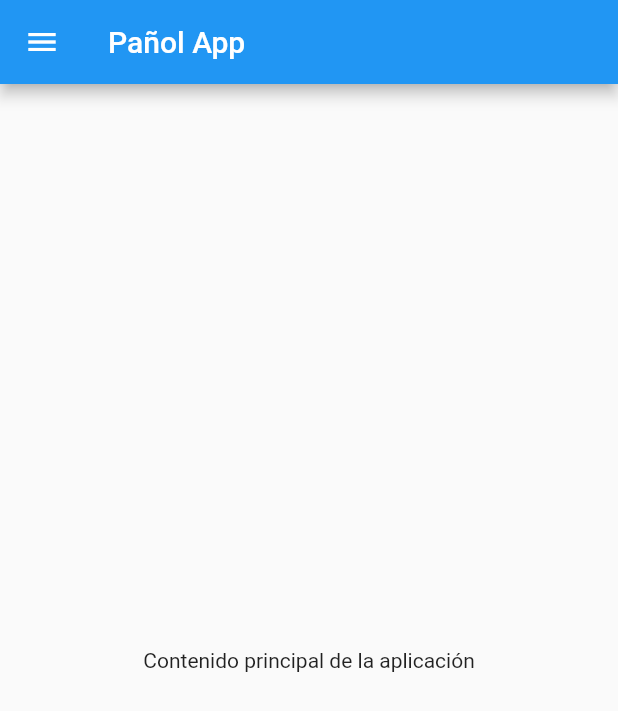
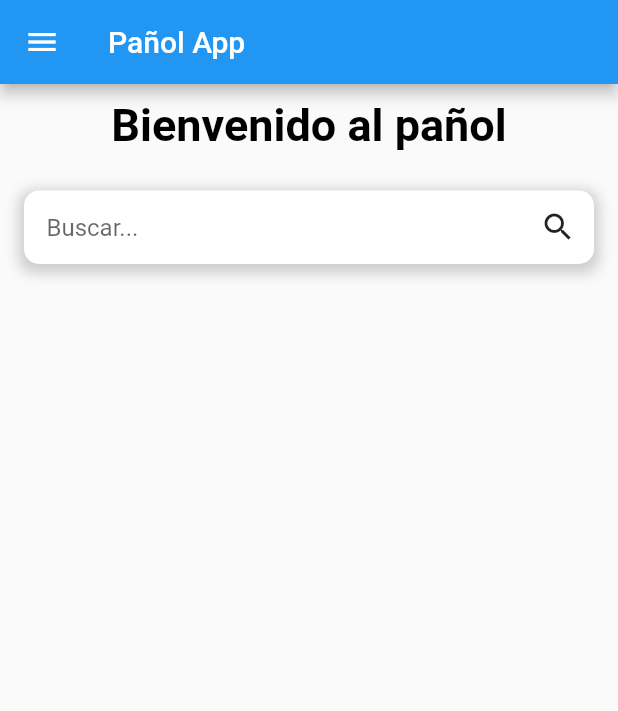
Before and after one commit to caracolcaracola/APP-Movil-with-FLUTTER, a Flutter app: the screen it shows after launch, on a phone screen of 412 x 824 dp. Shown: the top 711 px of the screen. Run offline on Flutter 3.47's test engine with Material 2 defaults, Android fonts, the phone set to English and light mode, and no system bars.

Commit message:
Buscador y nombres de archivos
Agregue los estilos para un buscador. Cambie los nombres de los archivos porque los otros no estan permitdos en flutter

```diff
--- a/appmovil/lib/main.dart
+++ b/appmovil/lib/main.dart
@@ -1,6 +1,6 @@
 import 'package:flutter/material.dart';
-import 'InventarioScreen.dart';
-import 'InformesScreen.dart';
+import 'Inventario_screen.dart';
+import 'Informes_screen.dart';
 
 void main() {
   runApp(MyApp());
@@ -22,11 +22,13 @@ class MyHomePage extends StatelessWidget {
       appBar: AppBar(
         title: Text('Pañol App'),
       ),
+
+      // Menu "Hamburgesa"
       drawer: Drawer(
         child: ListView(
           padding: EdgeInsets.zero,
           children: <Widget>[
-            DrawerHeader(
+            const DrawerHeader(
               decoration: BoxDecoration(
                 color: Colors.blue,
               ),
@@ -38,35 +40,101 @@ class MyHomePage extends StatelessWidget {
                 ),
               ),
             ),
+
             ListTile(
-              title: Text('Inventario'),
+              title: const Text('Inventario'),
               onTap: () {
                 Navigator.pop(context); // Cierra el Drawer
                 Navigator.push(
                   context,
                   MaterialPageRoute(
-                      builder: (context) =>
-                          InventarioScreen()), // Navega a InventarioScreen
+                    builder: (context) => InventarioScreen(), // Navega a InventarioScreen
+                  ),
                 );
               },
             ),
+
             ListTile(
-              title: Text('Informes'),
+              title: const Text('Informes'),
               onTap: () {
                 Navigator.pop(context); // Cierra el Drawer
                 Navigator.push(
                   context,
                   MaterialPageRoute(
-                      builder: (context) =>
-                          InformesScreen()), // Navega a InformesScreen
+                    builder: (context) => InformesScreen(), // Navega a InformesScreen
+                  ),
                 );
               },
             ),
           ],
         ),
       ),
-      body: Center(
-        child: Text('Contenido principal de la aplicación'),
+      // Fin de Menu "Hamburgesa"
+
+      body:
+
+      // Inicio "Bienvenido al Pañol"
+      Column(
+        children: <Widget>[
+         const Padding(
+            padding: EdgeInsets.all(10),
+            child: Text(
+              "Bienvenido al pañol",
+              textAlign: TextAlign.center,
+              style: TextStyle(
+                color: Colors.black,
+                fontSize: 30,
+                fontWeight: FontWeight.bold,
+              ),
+            ),
+          ),
+          //Fin de "Bienvenido al Pañol"
+
+
+
+          //Inicio Buscador
+          /* Estilos de la "caja" */
+          Padding(
+            padding: const EdgeInsets.all(16.0),
+            child: Container(
+              decoration: BoxDecoration(
+                color: Colors.white,
+                borderRadius: BorderRadius.circular(10.0),
+                boxShadow: [
+                  BoxShadow(
+                    color: Colors.grey.withOpacity(0.5),
+                    spreadRadius: 3,
+                    blurRadius: 7,
+                    offset: Offset(0, 3),
+                  ),
+                ],
+              ),
+
+              /* Estilos dentro de la caja*/
+              child: Row(
+                children: <Widget>[
+                 const Expanded(
+                    child: TextField(
+                      decoration: InputDecoration(
+                        hintText: 'Buscar...',
+                        border: InputBorder.none,
+                        contentPadding: EdgeInsets.all(15.0),
+                      ),
+                    ),
+                  ),
+
+                  /* Estilos y logica del boton "Buscar" */
+                  IconButton(
+                    icon: const Icon(Icons.search),
+                    onPressed: () {
+                      // Agrega aquí la lógica para realizar la búsqueda.
+                    },
+                  ),
+                ],
+              ),
+            ),
+          ),
+        ],
       ),
     );
   }
```
Also changed, not shown: appmovil/lib/informes_screen.dart (renamed from appmovil/lib/informesScreen.dart), appmovil/lib/inventario_screen.dart (renamed from appmovil/lib/inventarioScreen.dart).
